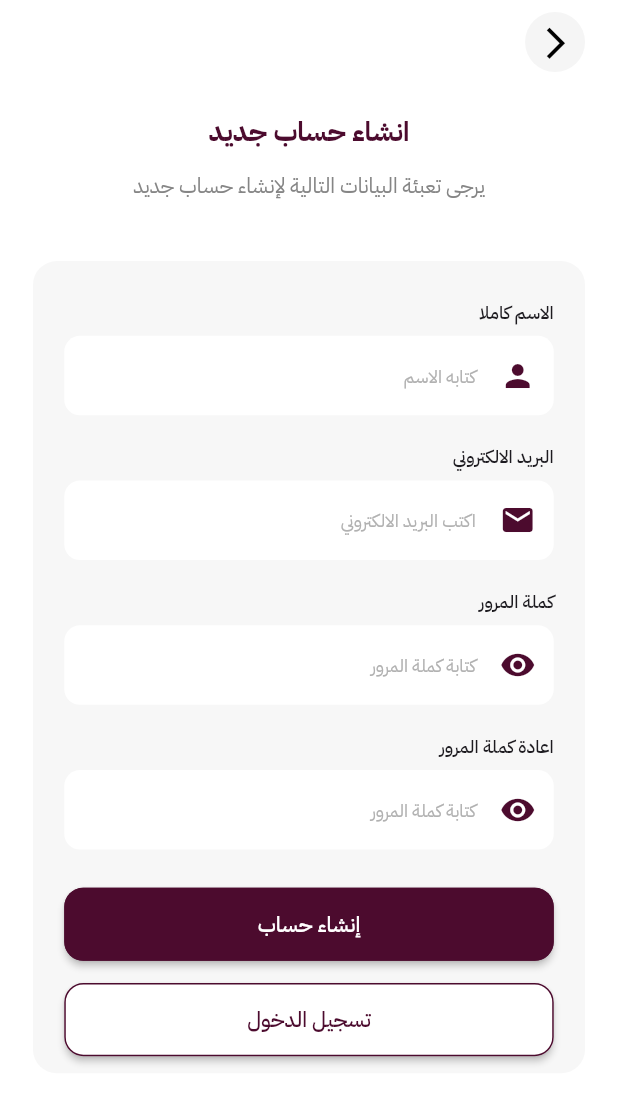
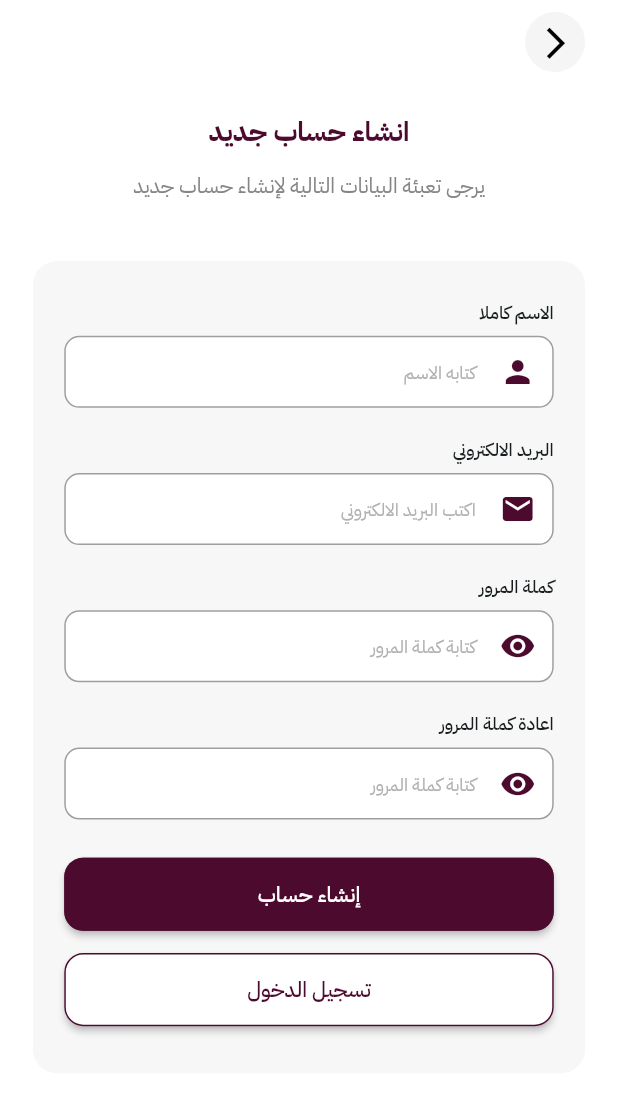
Before and after one commit to DoniaMustafa/caro_user, a Flutter app: the screen it shows after launch, after a tap on "انشاء حساب", on a phone screen of 412 x 824 dp. Shown: the top 1106 px of the screen. Run offline on Flutter 3.47's test engine with Material 3 defaults, Android fonts, the phone set to English and light mode, and no system bars; our stand-ins replace cached_network_image, flutter_svg, smooth_page_indicator.

Commit message:
fix pixel

```diff
--- a/lib/core/extension.dart
+++ b/lib/core/extension.dart
@@ -4,6 +4,31 @@ import 'package:caro_user_app/core/utils/size_utils.dart';
 import 'package:flutter/cupertino.dart';
 
 import '../config/routes/app_routes_helper.dart';
+
+extension WidgetExtension on Widget {
+  Widget withPadding({
+    double? horizontal,
+    double? all,
+    double? bottom,
+    double? end,
+    double? start,
+    double? top,
+    double? vertical,
+  }) {
+    return Padding(
+      padding: getMarginOrPadding(
+        horizontal: horizontal,
+        all: all,
+        bottom: bottom,
+        end: end,
+        start: start,
+        top: top,
+        vertical: vertical,
+      ),
+      child: this,
+    );
+  }
+}
 
 extension StringExtensions on String {
   String get removeSpaces => replaceAll(' ', '');
@@ -49,11 +74,11 @@ extension StringExtensions on String {
   bool get isEmptyOrNull => (isEmpty) || (this == 'null');
   get moveToAndRemoveCurrent => pushRoute(this, isToReplace: true);
   moveToWithArgs(Map<String, dynamic> args) => pushRoute(this, arguments: args);
-//
+  //
   get moveTo => pushRoute(this);
-//
+  //
   get pushAndRemoveAllUntil => pushRoute(this, isNewTask: true);
-//
+  //
   pushReplacementWithData(Map<String, dynamic>? arguments) =>
       pushRoute(this, isToReplace: true, arguments: arguments);
   // bool get validateOtp {
@@ -114,14 +139,11 @@ extension IntNullExtension on int? {
 
   Duration get microseconds => Duration(microseconds: validate);
 
-
   Duration get seconds => Duration(seconds: validate);
 
   Duration get minutes => Duration(minutes: validate);
 
-
   Duration get hours => Duration(hours: this.validate);
-
 
   Duration get days => Duration(days: validate);
   Duration get milliseconds => Duration(milliseconds: validate);
--- /dev/null
+++ b/lib/core/utils/app_list_constant.dart
@@ -0,0 +1,3 @@
+class AppListConstant {
+  AppListConstant._();
+}
--- /dev/null
+++ b/lib/core/widgets/button_shape/custom_elevated_button.dart
@@ -0,0 +1,42 @@
+import 'package:caro_user_app/core/utils/app_colors.dart';
+import 'package:caro_user_app/core/utils/app_mixin.dart';
+import 'package:caro_user_app/core/utils/size_utils.dart';
+import 'package:flutter/material.dart';
+
+import '../../utils/app_style.dart';
+import 'custom_base_button.dart';
+
+class CustomElevatedButton extends StatelessWidget with BaseButton {
+  const CustomElevatedButton({
+    super.key,
+    required this.onPressed,
+    required this.text,
+  });
+
+  @override
+  Widget build(BuildContext context) {
+    return CustomBaseButton(
+      margin: getMarginOrPadding(horizontal: 20),
+      onPressed: onPressed,
+      text: text,
+      color: AppColors.primaryColor,
+      style: getMediumTextStyle(color: AppColors.white, fontSize: 13),
+      boxShadow: [
+        BoxShadow(
+          color: Colors.black.withValues(alpha: 0.051),
+          offset: const Offset(0, 1),
+          blurRadius: 3,
+          spreadRadius: 0,
+        ),
+      ],
+    );
+  }
+
+  @override
+  // TODO: implement onPressed
+  final void Function()? onPressed;
+
+  @override
+  // TODO: implement text
+  final String text;
+}
--- /dev/null
+++ b/lib/core/widgets/button_shape/custom_outline_button.dart
@@ -0,0 +1,42 @@
+import 'package:caro_user_app/core/utils/app_colors.dart';
+import 'package:caro_user_app/core/utils/app_mixin.dart';
+import 'package:flutter/material.dart';
+
+import '../../utils/size_utils.dart';
+import 'custom_base_button.dart';
+
+class CustomOutlineButton extends StatelessWidget with BaseButton {
+  const CustomOutlineButton({
+    super.key,
+    required this.onPressed,
+    required this.text,
+  });
+
+  @override
+  Widget build(BuildContext context) {
+    return CustomBaseButton(
+      onPressed: onPressed,
+      text: text,
+      borderColor: AppColors.primaryColor,
+      color: AppColors.white,
+      isBorder: true,
+      margin: getMarginOrPadding(horizontal: 20),
+      boxShadow: [
+        BoxShadow(
+          color: Colors.black.withValues(alpha: 0.051),
+          offset: const Offset(0, 1),
+          blurRadius: 3,
+          spreadRadius: 0,
+        ),
+      ],
+    );
+  }
+
+  @override
+  // TODO: implement onPressed
+  final void Function()? onPressed;
+
+  @override
+  // TODO: implement text
+  final String text;
+}
--- a/lib/features/onboarding/presentation/pages/onboarding_page.dart
+++ b/lib/features/onboarding/presentation/pages/onboarding_page.dart
@@ -6,6 +6,8 @@ import 'package:caro_user_app/core/widgets/custom_button_widget.dart';
 import 'package:flutter/material.dart';
 
 import '../../../../core/utils/app_style.dart';
+import '../../../../core/widgets/button_shape/custom_elevated_button.dart';
+import '../../../../core/widgets/button_shape/custom_outline_button.dart';
 import '../../../../core/widgets/custom_text_widget.dart';
 import '../widget/onboarding_view.dart';
 import '../widget/page_indicator.dart';
@@ -29,25 +31,27 @@ class OnboardingPage extends StatelessWidget {
             45.vs,
             PageIndicator(pageController: pageController),
             70.vs,
-            CustomButtonWidget(
-              function: () {},
-              backgroundColor: AppColors.primaryColor,
-              child:  CustomTextWidget(
+            CustomElevatedButton(
+              onPressed: () {},
+              // backgroundColor: AppColors.primaryColor,
+              // child:  CustomTextWidget(
               text: "تسجيل دخول",
-        style: getMediumTextStyle(color: AppColors.white, fontSize: 13),
-      ),
+              // style: getMediumTextStyle(color: AppColors.white, fontSize: 13),
+              // ),
             ),
             18.vs,
-            CustomButtonWidget(
-                 function: () {
+            CustomOutlineButton(
+              onPressed: () {
                 _nextPage();
               },
-              backgroundColor: AppColors.white,
-                 child:  CustomTextWidget(
-              text: "انشاء حساب",
-        style: getMediumTextStyle(color: AppColors.primaryColor, fontSize: 13),
-      ),
-
+              // backgroundColor: AppColors.white,
+              // child: CustomTextWidget(
+                text: "انشاء حساب",
+                // style: getMediumTextStyle(
+                //   color: AppColors.primaryColor,
+                //   fontSize: 13,
+                // ),
+              // ),
             ),
           ],
         ),
--- a/lib/features/onboarding/presentation/widget/onboarding_view.dart
+++ b/lib/features/onboarding/presentation/widget/onboarding_view.dart
@@ -27,12 +27,16 @@ class OnBoardingView extends StatelessWidget {
           itemBuilder: (context, index) {
             return Column(
               mainAxisAlignment: MainAxisAlignment.center,
+             crossAxisAlignment: CrossAxisAlignment.center,
               children: [
-                SizedBox(
-                  width: 210.w,
-                  height: 234.h,
-                  child: CustomSvg.assets(asset: items[index]["image"]),
-                ),
+                CustomSvg.assets(
+                  asset: items[index]["image"],
+                ).withPadding(horizontal: 90, vertical: 100),
+                // SizedBox(
+                //   width: 210.w,
+                //   height: 234.h,
+                //   child: CustomSvg.assets(asset: items[index]["image"]),
+                // ),
                 70.vs,
                 CustomTextWidget(
                   text: items[index]["title"],
--- a/lib/main.dart
+++ b/lib/main.dart
@@ -1,4 +1,5 @@
 import 'package:caro_user_app/config/localization_constants.dart';
+import 'package:caro_user_app/config/themes/themes.dart';
 import 'package:flutter/material.dart';
 
 import 'config/routes/app_routes.dart';
@@ -16,7 +17,7 @@ class MyApp extends StatelessWidget {
   Widget build(BuildContext context) {
     return MaterialApp(
       title: 'Flutter Demo',
-      // theme: ,
+      theme: getAppTheme(context),
       debugShowCheckedModeBanner: false,
       onGenerateRoute: RouteGenerator.getRoute,
 
```
Also changed, not shown: lib/core/utils/app_mixin.dart (+14 -0 lines), lib/core/widgets/button_shape/custom_base_button.dart (added, +109 -0 lines), lib/core/widgets/custom_background_widget.dart (added, +69 -0 lines), lib/core/widgets/custom_svg.dart (+28 -13 lines), 3 other files.
